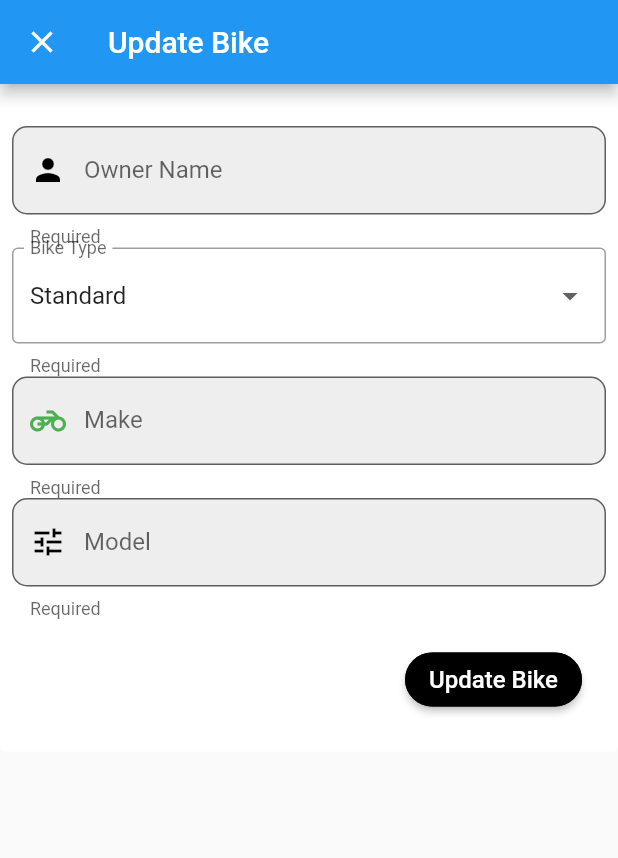
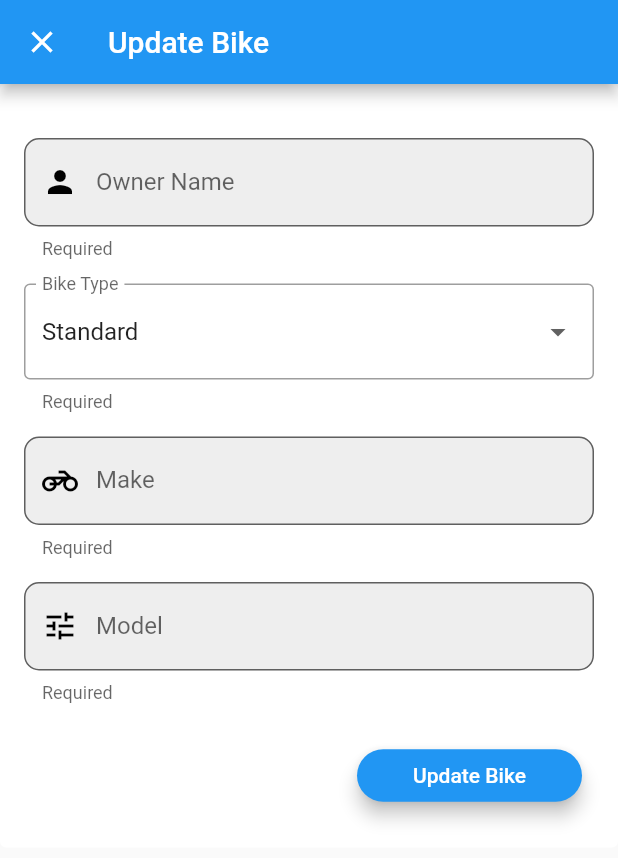
Before and after one commit to dayvedev-flutterProjects/bike_tracker, a Flutter app: the AddBikePage screen opened directly with empty values, on a phone screen of 412 x 824 dp. Shown: the top 858 px of the screen. Run offline on Flutter 3.47's test engine with Material 2 defaults, Android fonts, the phone set to English and light mode, and no system bars; our stand-ins replace hive_flutter; accounts and stored records are empty.

Commit message:
Update add_bikes_page.dart

```diff
--- a/lib/pages/add_bikes_page.dart
+++ b/lib/pages/add_bikes_page.dart
@@ -84,7 +84,9 @@ class _AddBikePageState extends State<AddBikePage> {
                         height: 20,
                       ),
 
-                      TextFormField(
+                      Padding(
+                        padding: const EdgeInsets.all(8.0),
+                        child: TextFormField(
                           controller: ownerNameController,
                           //style: TextStyle(color: AppColors.textFieldTextColor),
                           decoration: InputDecoration(
@@ -103,8 +105,11 @@ class _AddBikePageState extends State<AddBikePage> {
                           textCapitalization: TextCapitalization.words,
                           validator: requiredInputValidator,
                         ),
+                      ),
 
-                      DropdownButtonFormField<String>(
+                      Padding(
+                        padding: const EdgeInsets.all(8.0),
+                        child: DropdownButtonFormField<String>(
                           isExpanded: true,
                           isDense: true,
                           decoration: InputDecoration(
@@ -128,9 +133,12 @@ class _AddBikePageState extends State<AddBikePage> {
                           },
 
                         ),
+                      ),
 
 
-                      TextFormField(
+                      Padding(
+                        padding: const EdgeInsets.all(8.0),
+                        child: TextFormField(
                           controller: makeController,
                           //style: TextStyle(color: AppColors.textFieldTextColor),
                           decoration: InputDecoration(
@@ -142,15 +150,18 @@ class _AddBikePageState extends State<AddBikePage> {
                             ),
                             helperText: "Required",
                             labelText:'Make',
-                          prefixIcon: Icon(Icons.motorcycle_outlined, color: Colors.green, ),
+                            prefixIcon: Icon(Icons.motorcycle_outlined, color: Colors.black, ),
 
                           ),
                           keyboardType: TextInputType.text,
                           textCapitalization: TextCapitalization.words,
                           validator: requiredInputValidator,
                         ),
+                      ),
 
-                      TextFormField(
+                      Padding(
+                        padding: const EdgeInsets.all(8.0),
+                        child: TextFormField(
                           controller: modelController,
                           //style: TextStyle(color: AppColors.textFieldTextColor),
                           decoration: InputDecoration(
@@ -169,6 +180,7 @@ class _AddBikePageState extends State<AddBikePage> {
                           textCapitalization: TextCapitalization.words,
                           validator: requiredInputValidator,
                         ),
+                      ),
 
 
                       Row(
@@ -176,19 +188,18 @@ class _AddBikePageState extends State<AddBikePage> {
                         children: <Widget>[
                           Padding(
                             padding: const EdgeInsets.all(16.0),
-                            child: RaisedButton(
-                              color: Colors.black,
-                              child: Text(
-                                widget.addBike ? 'Add New Bike' : 'Update Bike',
-                                style: TextStyle(
-                                  fontSize: 16.0,
+                            child: ElevatedButton(
+                              style: ElevatedButton.styleFrom(
+                                primary: Colors.blue,
+                                minimumSize: Size(150,35),
+                                padding: EdgeInsets.symmetric(horizontal: 10),
+                                elevation: 5,
+                                shape: RoundedRectangleBorder(
+                                  borderRadius: BorderRadius.circular(25),
                                 ),
                               ),
-                              textColor: Colors.white,
-                              shape: RoundedRectangleBorder(
-                                  borderRadius: new BorderRadius.circular(18.0),
-                                  side: BorderSide(color: Colors.black)),
-                              onPressed: _validateInputs,
+                              child: Text(widget.addBike ? 'Add New Bike' : 'Update Bike'),
+                              onPressed: () => _validateInputs(),
                             ),
                           ),
                         ],
```
Lines whose indentation alone changed are shown as unchanged.
